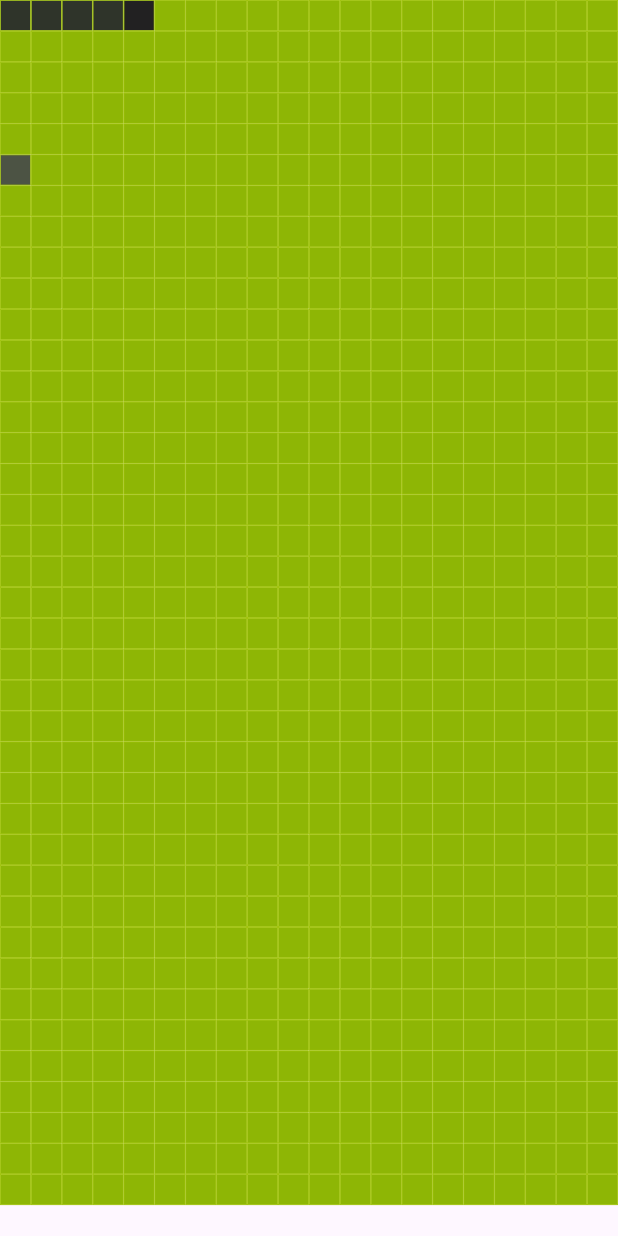
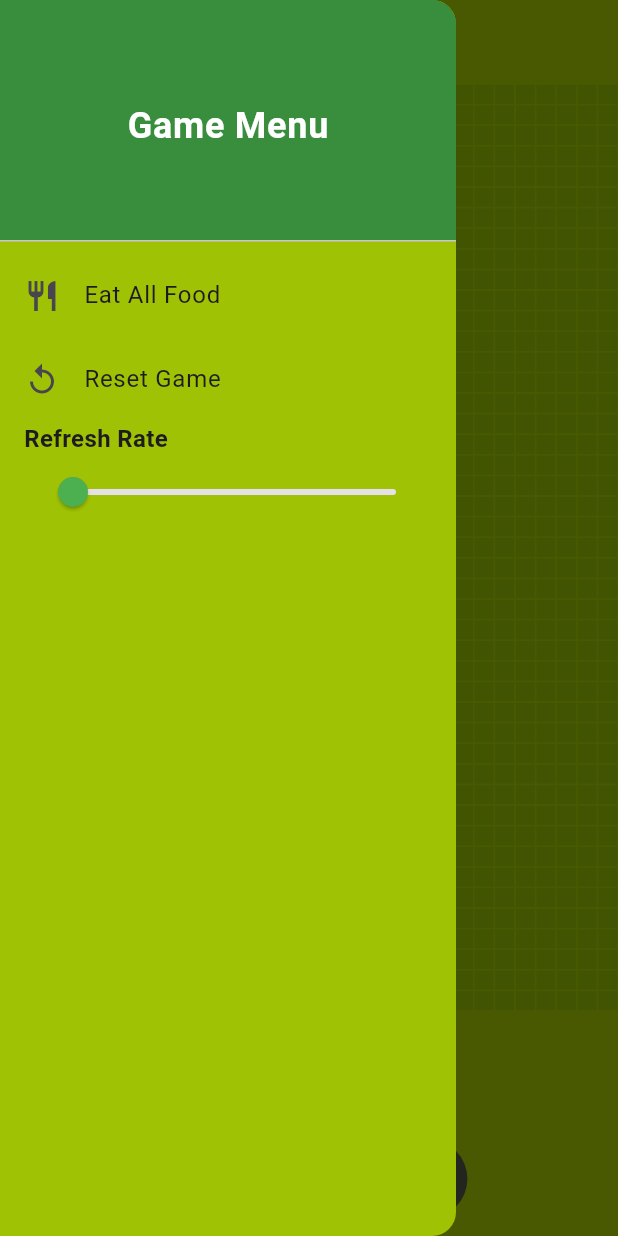
Before and after one commit to eyad-alsawah/snake_game, a Flutter app: the screen it shows after launch, with the side drawer open (before the commit the screen has no drawer), on a phone screen of 412 x 824 dp. Run offline on Flutter 3.47's test engine with Material 3 defaults, Android fonts, the phone set to English and light mode, and no system bars; our stand-ins replace flutter_bloc, flutter_screenutil, vibration.

Commit message:
UI enhancements

```diff
--- a/lib/main.dart
+++ b/lib/main.dart
@@ -1,7 +1,12 @@
 import 'package:flutter/material.dart';
 import 'package:snake_game/presentation/views/game_view.dart';
+import 'package:flutter_screenutil/flutter_screenutil.dart';
 
-void main() => runApp(const MyApp());
+void main() async {
+  WidgetsFlutterBinding.ensureInitialized();
+  await ScreenUtil.ensureScreenSize();
+  runApp(const MyApp());
+}
 
 class MyApp extends StatelessWidget {
   const MyApp({super.key});
@@ -9,15 +14,18 @@ class MyApp extends StatelessWidget {
   // This widget is the root of your application.
   @override
   Widget build(BuildContext context) {
-    return MaterialApp(
-      title: 'Snake Game',
-      theme: ThemeData(
-        primarySwatch: Colors.blue,
-      ),
-      home: GameView(
-        screenWidth: MediaQuery.sizeOf(context).width,
-        screenHeight: MediaQuery.sizeOf(context).height - 20,
-        numberOfSquaresHorizontally: 20,
+    return ScreenUtilInit(
+      designSize: const Size(390, 844),
+      minTextAdapt: false,
+      splitScreenMode: false,
+      child: MaterialApp(
+        title: 'Snake Game',
+        theme: ThemeData(
+          primarySwatch: Colors.blue,
+        ),
+        home: GameView(
+
+        ),
       ),
     );
   }
--- /dev/null
+++ b/lib/presentation/logic/periodic_timer.dart
@@ -0,0 +1,45 @@
+import 'dart:async';
+
+class PeriodicTimer {
+  Duration _duration;
+  Timer? _timer;
+  StreamController<int> _tickController = StreamController<int>.broadcast();
+  int _tickCount = 0;
+
+  PeriodicTimer(this._duration);
+
+  Stream<int> get ticks => _tickController.stream;
+
+  bool get isActive => _timer?.isActive ?? false;
+
+  void _handleTick() {
+    _tickCount++;
+    _tickController.add(_tickCount);
+    _timer = Timer(_duration, _handleTick); // Schedule the next tick
+  }
+
+  void start() {
+    if (_timer != null && _timer!.isActive) {
+      return;
+    }
+    _handleTick(); // Start the ticking process
+  }
+
+  void cancel() {
+    _timer?.cancel();
+    if (!_tickController.isClosed) {
+      _tickController.close();
+    }
+    _tickController = StreamController<int>.broadcast();
+    _tickCount = 0; // Reset the tick count
+  }
+
+  // Method to change the duration
+  void changeDuration(Duration newDuration) {
+    _duration = newDuration;
+    if (isActive) {
+      _timer?.cancel();
+      _handleTick(); // Restart the ticking process with the new duration
+    }
+  }
+}
--- /dev/null
+++ b/lib/presentation/views/drawer.dart
@@ -0,0 +1,84 @@
+import 'package:flutter/material.dart';
+
+class GameDrawer extends StatelessWidget {
+  final VoidCallback onResetGame;
+  final VoidCallback onEatAllFood;
+  final ValueChanged<double> onChangeRefreshRate;
+
+  GameDrawer({
+    Key? key,
+    required this.onEatAllFood,
+    required this.onResetGame,
+    required this.onChangeRefreshRate,
+  }) : super(key: key);
+
+  final ValueNotifier<double> refreshRateValueListenable = ValueNotifier<double>(10);
+
+  @override
+  Widget build(BuildContext context) {
+    return Drawer(
+      backgroundColor: const Color(0xFF9FC304),
+      child: Column(
+        crossAxisAlignment: CrossAxisAlignment.stretch,
+        children: [
+          DrawerHeader(
+            decoration: BoxDecoration(
+              color: Colors.green.shade700,
+            ),
+            child: Center(
+              child: Text(
+                'Game Menu',
+                style: TextStyle(
+                  color: Colors.white,
+                  fontSize: 24,
+                  fontWeight: FontWeight.bold,
+                ),
+              ),
+            ),
+          ),
+          ListTile(
+            leading: const Icon(Icons.restaurant),
+            title: const Text('Eat All Food'),
+            onTap: onEatAllFood,
+          ),
+          ListTile(
+            leading: const Icon(Icons.replay),
+            title: const Text('Reset Game'),
+            onTap: onResetGame,
+          ),
+          Padding(
+            padding: const EdgeInsets.symmetric(horizontal: 16.0),
+            child: Column(
+              crossAxisAlignment: CrossAxisAlignment.start,
+              children: [
+                const Text(
+                  'Refresh Rate',
+                  style: TextStyle(
+                    fontSize: 16,
+                    fontWeight: FontWeight.bold,
+                  ),
+                ),
+                ValueListenableBuilder<double>(
+                  valueListenable: refreshRateValueListenable,
+                  builder: (context, value, child) => Slider(
+                     thumbColor: Colors.green,
+                     activeColor: Colors.greenAccent,
+                    min: 1,
+                    max: 300,
+                    value: value,
+                    divisions: 99,
+                    label: value.toStringAsFixed(1),
+                    onChanged: (newValue) {
+                      refreshRateValueListenable.value = newValue;
+                      onChangeRefreshRate(newValue);
+                    },
+                  ),
+                ),
+              ],
+            ),
+          ),
+        ],
+      ),
+    );
+  }
+}
--- a/lib/presentation/views/game_view.dart
+++ b/lib/presentation/views/game_view.dart
@@ -1,18 +1,14 @@
 import 'package:flutter/material.dart';
+import 'package:flutter_screenutil/flutter_screenutil.dart';
+import 'package:snake_game/core/enums.dart';
 import 'package:snake_game/presentation/logic/game_controller.dart';
 import 'package:flutter_bloc/flutter_bloc.dart';
 import 'package:snake_game/presentation/logic/update_view_bloc.dart';
+import 'package:snake_game/presentation/views/drawer.dart';
 
 class GameView extends StatefulWidget {
-  final double screenWidth;
-  final double screenHeight;
-  final int numberOfSquaresHorizontally;
-
   const GameView({
     Key? key,
-    required this.screenWidth,
-    required this.screenHeight,
-    required this.numberOfSquaresHorizontally,
   }) : super(key: key);
 
   @override
@@ -25,28 +21,33 @@ class _GameViewState extends State<GameView> {
 
   late double cellSize;
   late int squaresCount;
+  final int numberOfSquaresHorizontally = 30;
+  final double screenWidth = 1.sw;
+  final double screenHeight = 0.75.sh;
 
   @override
   void initState() {
     updateViewCubit = UpdateViewCubit([]);
 
     // Calculate the cell size based on the screen width and the number of squares horizontally
-    cellSize = widget.screenWidth / widget.numberOfSquaresHorizontally;
+    cellSize = screenWidth / numberOfSquaresHorizontally;
 
     // Calculate the number of squares vertically based on the screen height and the calculated cell size
-    int numberOfSquaresVertically = (widget.screenHeight / cellSize).floor();
+    int numberOfSquaresVertically = (screenHeight / cellSize).floor();
 
     // Adjust the grid item count to fill the entire height
-    squaresCount =
-        widget.numberOfSquaresHorizontally * numberOfSquaresVertically;
+    squaresCount = numberOfSquaresHorizontally * numberOfSquaresVertically;
 
     gameController = GameController(
-      foodCount: 50,
-      refreshRate: 20,
-      snakeLength: 5,
+      refreshRate: 10,
+      snakeLength: 4,
       updateView: () =>
           updateViewCubit.updateView(gameController.activeIndices),
-      numberOfSquaresHorizontally: widget.numberOfSquaresHorizontally,
+      redrawView: () {
+        updateViewCubit.updateView([]);
+        setState(() {});
+      },
+      numberOfSquaresHorizontally: numberOfSquaresHorizontally,
       itemsCount: squaresCount,
     );
 
@@ -56,15 +57,32 @@ class _GameViewState extends State<GameView> {
   @override
   Widget build(BuildContext context) {
     return Scaffold(
-      body: GridView.builder(
+      appBar: AppBar(
+        centerTitle: true,
+        title: const Text('Snake'),
+        backgroundColor: const Color(0xFF9FC304),
+      ),
+      backgroundColor: const Color(0xFF9FC304),
+      drawer: GameDrawer(
+        onEatAllFood: () => gameController.eatAllFood(),
+        onResetGame: () => gameController.resetGame(),
+        onChangeRefreshRate: (newValue) =>
+            gameController.changeRefreshRate(newValue.ceil()),
+      ),
+      body: Column(
+        children: [
+          Expanded(
+            child: GridView.builder(
               physics: const NeverScrollableScrollPhysics(),
               itemCount: squaresCount,
               gridDelegate: SliverGridDelegateWithFixedCrossAxisCount(
-          crossAxisCount: widget.numberOfSquaresHorizontally,
+                crossAxisCount: numberOfSquaresHorizontally,
                 childAspectRatio: 1, // Ensure square cells
               ),
               itemBuilder: (context, index) {
-          return BlocConsumer<UpdateViewCubit, List<int>>(
+                return GestureDetector(
+                  onTap: () => gameController.handleInput(index),
+                  child: BlocConsumer<UpdateViewCubit, List<int>>(
                     bloc: updateViewCubit,
                     listener: ((context, state) {}),
                     buildWhen: (previous, current) =>
@@ -72,22 +90,96 @@ class _GameViewState extends State<GameView> {
                         previous.contains(index) ||
                         current.contains(index),
                     builder: (context, state) {
-              return GestureDetector(
-                onTap: () => gameController.handleInput(index),
-                child: Container(
+                      return Container(
                         decoration: BoxDecoration(
                           color: gameController.getSnakeColor(index: index),
-                    border:
-                        Border.all(color: const Color(0xFF9FC304), width: 0.5),
+                          border: Border.all(
+                              color: const Color(0xFF9FC304), width: 0.5),
                         ),
                         width: cellSize,
                         height: cellSize,
-                ),
-              );
-            },
                       );
                     },
                   ),
                 );
+              },
+            ),
+          ),
+          Center(
+            child: InkWell(
+              onTap: () => gameController.changeDirection(Direction.up),
+              child: Container(
+                padding: EdgeInsets.all(5.w),
+                decoration: const BoxDecoration(
+                  shape: BoxShape.circle,
+                  color: Color.fromARGB(255, 76, 83, 68),
+                ),
+                child: Icon(
+                  Icons.arrow_upward,
+                  color: const Color(0xFF8EB605),
+                  size: 40.w,
+                ),
+              ),
+            ),
+          ),
+          SizedBox(height: 5.h),
+          Row(
+            mainAxisAlignment: MainAxisAlignment.center,
+            children: [
+              InkWell(
+                focusColor:   const Color(0xFF8EB605),
+                onTap: () => gameController.changeDirection(Direction.left),
+                child: Ink(
+
+                  padding: EdgeInsets.all(5.w),
+                  decoration: const BoxDecoration(
+                    shape: BoxShape.circle,
+                    color: Color.fromARGB(255, 76, 83, 68),
+                  ),
+                  child: Icon(
+                    Icons.arrow_back,
+                    color: const Color(0xFF8EB605),
+                    size: 40.w,
+                  ),
+                ),
+              ),
+              SizedBox(width: 25.w),
+              InkWell(
+                onTap: () => gameController.changeDirection(Direction.down),
+                child: Ink(
+                  padding: EdgeInsets.all(5.w),
+                  decoration: const BoxDecoration(
+                    shape: BoxShape.circle,
+                    color: Color.fromARGB(255, 76, 83, 68),
+                  ),
+                  child: Icon(
+                    Icons.arrow_downward,
+                    color: const Color(0xFF8EB605),
+                    size: 40.w,
+                  ),
+                ),
+              ),
+              SizedBox(width: 25.w),
+              InkWell(
+                onTap: () => gameController.changeDirection(Direction.right),
+                child: Ink(
+                  padding: EdgeInsets.all(5.w),
+                  decoration: const BoxDecoration(
+                    shape: BoxShape.circle,
+                    color: Color.fromARGB(255, 76, 83, 68),
+                  ),
+                  child: Icon(
+                    Icons.arrow_forward,
+                    color: const Color(0xFF8EB605),
+                    size: 40.w,
+                  ),
+                ),
+              ),
+            ],
+          ),
+          SizedBox(height: 12.h),
+        ],
+      ),
+    );
   }
 }
--- a/pubspec.yaml
+++ b/pubspec.yaml
@@ -40,6 +40,7 @@ dependencies:
   dcdg: ^4.1.0
   vibration: ^1.7.6
   flutter_bloc: ^8.1.5
+  flutter_screenutil: ^5.9.1
 
 
 dev_dependencies:
```
Also changed, not shown: lib/presentation/logic/game_controller.dart (+134 -55 lines), pubspec.lock. Lines whose indentation alone changed are shown as unchanged.
